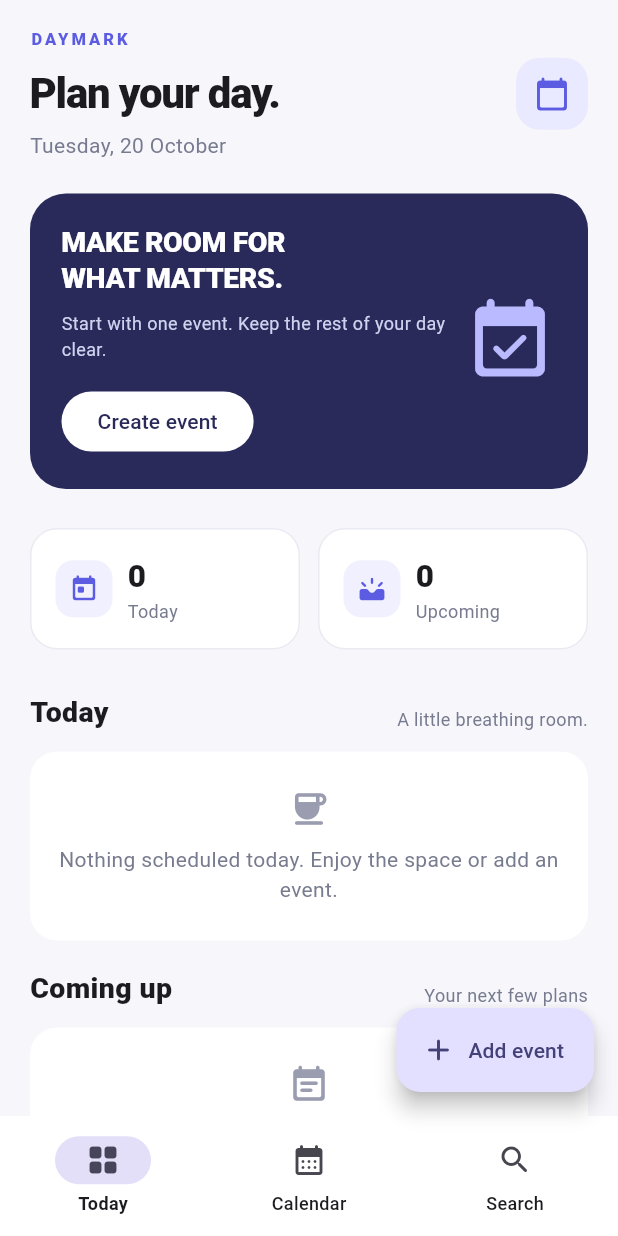
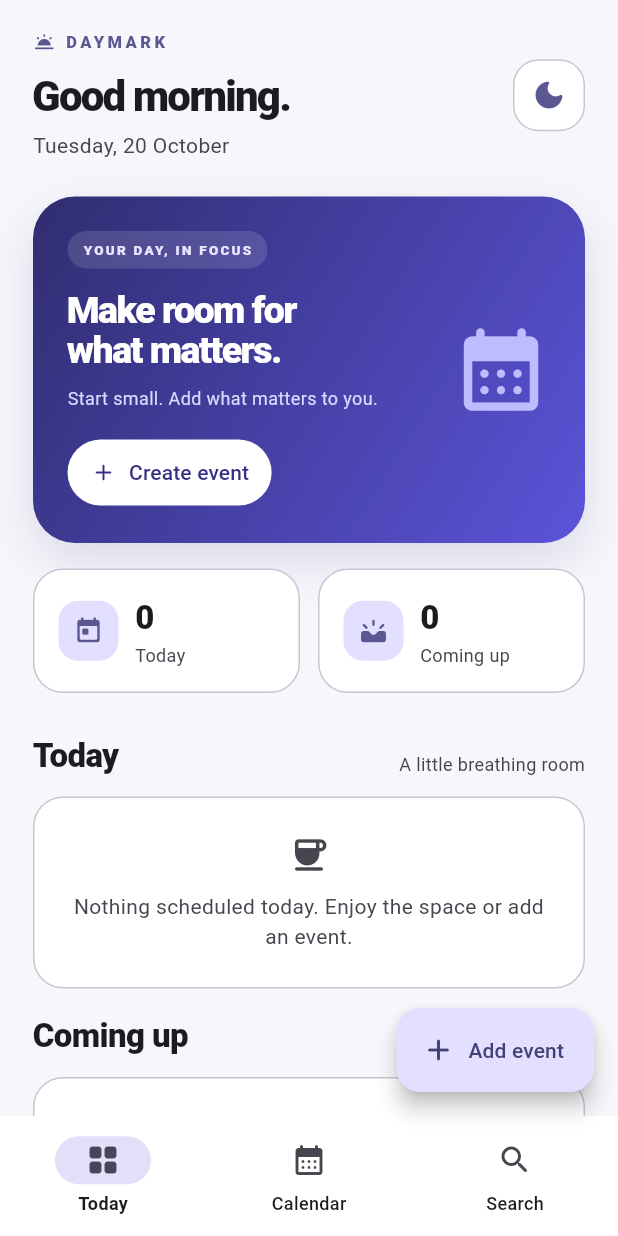
Before and after one commit to RajCodes2006/event-scheduler, a Flutter app: the screen it shows after launch, on a phone screen of 412 x 824 dp. Run offline on Flutter 3.47's test engine with Material 3 defaults, Android fonts, the phone set to English and light mode, and no system bars; our stand-ins replace flutter_local_notifications, flutter_timezone, sqflite, sqflite_common_ffi, table_calendar, timezone; accounts and stored records are empty.

Commit message:
Refresh home screen with theme-aware visual hierarchy

```diff
--- a/lib/screens/home_screen.dart
+++ b/lib/screens/home_screen.dart
@@ -19,17 +19,19 @@ class HomeScreen extends StatelessWidget {
   @override
   Widget build(BuildContext context) {
     final controller = context.watch<EventController>();
+    final scheme = Theme.of(context).colorScheme;
     final todayEvents = controller.eventsForDay(DateTime.now());
     final upcomingEvents = controller.upcomingEvents;
     final visibleUpcomingEvents = upcomingEvents.take(5).toList(growable: false);
-    final dateLabel = DateFormat('EEEE, d MMMM').format(DateTime.now());
+    final now = DateTime.now();
+    final dateLabel = DateFormat('EEEE, d MMMM').format(now);
 
     return SafeArea(
       child: CustomScrollView(
         key: const PageStorageKey<String>('daymark-home-scroll'),
         slivers: [
           SliverPadding(
-            padding: const EdgeInsets.fromLTRB(20, 18, 20, 0),
+            padding: const EdgeInsets.fromLTRB(22, 20, 22, 0),
             sliver: SliverList(
               delegate: SliverChildListDelegate([
                 Row(
@@ -38,55 +40,71 @@ class HomeScreen extends StatelessWidget {
                       child: Column(
                         crossAxisAlignment: CrossAxisAlignment.start,
                         children: [
-                          const Text(
+                          Row(
+                            children: [
+                              Icon(Icons.wb_twilight_rounded, size: 15, color: scheme.primary),
+                              const SizedBox(width: 6),
+                              Text(
                                 'DAYMARK',
                                 style: TextStyle(
-                              color: Color(0xFF5B5CE2),
+                                  color: scheme.primary,
                                   fontSize: 11,
-                              letterSpacing: 2.0,
-                              fontWeight: FontWeight.w800,
-                            ),
-                          ),
-                          const SizedBox(height: 8),
-                          const Text(
-                            'Plan your day.',
-                            style: TextStyle(
-                              fontSize: 28,
-                              fontWeight: FontWeight.w800,
-                              letterSpacing: -0.8,
-                            ),
-                          ),
-                          const SizedBox(height: 5),
-                          Text(
-                            dateLabel,
-                            style: const TextStyle(
-                              color: Color(0xFF777B8F),
-                              fontSize: 14,
+                                  letterSpacing: 2.3,
+                                  fontWeight: FontWeight.w900,
                                 ),
                               ),
                             ],
                           ),
+                          const SizedBox(height: 10),
+                          Text(
+                            _greeting(now.hour),
+                            style: Theme.of(context).textTheme.headlineMedium?.copyWith(
+                                  fontWeight: FontWeight.w800,
+                                  letterSpacing: -1.2,
                                 ),
-                    Container(
-                      width: 48,
-                      height: 48,
-                      decoration: BoxDecoration(
-                        color: const Color(0xFFE9E9FF),
-                        borderRadius: BorderRadius.circular(16),
                           ),
-                      child: const Icon(
-                        Icons.calendar_today_rounded,
-                        color: Color(0xFF5B5CE2),
+                          const SizedBox(height: 5),
+                          Text(dateLabel,
+                              style: TextStyle(color: scheme.onSurfaceVariant, fontSize: 14)),
+                        ],
+                      ),
+                    ),
+                    Material(
+                      color: scheme.surface,
+                      shape: RoundedRectangleBorder(
+                        borderRadius: BorderRadius.circular(17),
+                        side: BorderSide(color: scheme.outlineVariant),
+                      ),
+                      child: IconButton(
+                        tooltip: controller.isDarkMode ? 'Switch to light mode' : 'Switch to dark mode',
+                        onPressed: controller.toggleDarkMode,
+                        icon: Icon(controller.isDarkMode
+                            ? Icons.light_mode_rounded
+                            : Icons.dark_mode_rounded),
+                        color: scheme.primary,
                       ),
                     ),
                   ],
                 ),
-                const SizedBox(height: 22),
+                const SizedBox(height: 24),
                 Container(
-                  padding: const EdgeInsets.all(21),
+                  padding: const EdgeInsets.all(23),
                   decoration: BoxDecoration(
-                    color: const Color(0xFF292A59),
-                    borderRadius: BorderRadius.circular(24),
+                    gradient: LinearGradient(
+                      begin: Alignment.topLeft,
+                      end: Alignment.bottomRight,
+                      colors: controller.isDarkMode
+                          ? const [Color(0xFF302C67), Color(0xFF1D2548)]
+                          : const [Color(0xFF302D70), Color(0xFF5B54D9)],
+                    ),
+                    borderRadius: BorderRadius.circular(28),
+                    boxShadow: [
+                      BoxShadow(
+                        color: scheme.primary.withValues(alpha: controller.isDarkMode ? 0.10 : 0.18),
+                        blurRadius: 28,
+                        offset: const Offset(0, 12),
+                      ),
+                    ],
                   ),
                   child: Row(
                     children: [
@@ -94,49 +112,64 @@ class HomeScreen extends StatelessWidget {
                         child: Column(
                           crossAxisAlignment: CrossAxisAlignment.start,
                           children: [
-                            const Text(
-                              'MAKE ROOM FOR\nWHAT MATTERS.',
+                            Container(
+                              padding: const EdgeInsets.symmetric(horizontal: 10, vertical: 6),
+                              decoration: BoxDecoration(
+                                color: Colors.white.withValues(alpha: 0.13),
+                                borderRadius: BorderRadius.circular(99),
+                              ),
+                              child: const Text(
+                                'YOUR DAY, IN FOCUS',
                                 style: TextStyle(
-                                color: Colors.white,
-                                fontSize: 19,
-                                height: 1.25,
-                                letterSpacing: -0.3,
+                                  color: Color(0xFFE7E5FF),
+                                  fontSize: 9,
+                                  letterSpacing: 1.5,
                                   fontWeight: FontWeight.w800,
                                 ),
                               ),
-                            const SizedBox(height: 9),
+                            ),
+                            const SizedBox(height: 14),
+                            const Text(
+                              'Make room for\nwhat matters.',
+                              style: TextStyle(
+                                color: Colors.white,
+                                fontSize: 25,
+                                height: 1.08,
+                                letterSpacing: -1,
+                                fontWeight: FontWeight.w800,
+                              ),
+                            ),
+                            const SizedBox(height: 10),
                             Text(
                               controller.events.isEmpty
-                                  ? 'Start with one event. Keep the rest of your day clear.'
+                                  ? 'Start small. Add what matters to you.'
                                   : '${upcomingEvents.length} upcoming event${upcomingEvents.length == 1 ? '' : 's'} on your schedule.',
                               style: const TextStyle(
-                                color: Color(0xFFD1D2F0),
-                                height: 1.4,
+                                color: Color(0xFFD9D8FF),
+                                height: 1.45,
                                 fontSize: 12,
                               ),
                             ),
-                            const SizedBox(height: 16),
-                            FilledButton(
+                            const SizedBox(height: 17),
+                            FilledButton.icon(
                               onPressed: onAddEvent,
+                              icon: const Icon(Icons.add_rounded, size: 18),
+                              label: const Text('Create event'),
                               style: FilledButton.styleFrom(
                                 backgroundColor: Colors.white,
-                                foregroundColor: const Color(0xFF292A59),
+                                foregroundColor: const Color(0xFF342F85),
+                                padding: const EdgeInsets.symmetric(horizontal: 15, vertical: 12),
                               ),
-                              child: const Text('Create event'),
                             ),
                           ],
                         ),
                       ),
                       const SizedBox(width: 8),
-                      const Icon(
-                        Icons.event_available_rounded,
-                        size: 62,
-                        color: Color(0xFFB9BAFF),
-                      ),
+                      const Icon(Icons.calendar_month_rounded, size: 66, color: Color(0xFFBEBBFF)),
                     ],
                   ),
                 ),
-                const SizedBox(height: 26),
+                const SizedBox(height: 17),
                 Row(
                   children: [
                     Expanded(
@@ -149,7 +182,7 @@ class HomeScreen extends StatelessWidget {
                     const SizedBox(width: 12),
                     Expanded(
                       child: _StatCard(
-                        label: 'Upcoming',
+                        label: 'Coming up',
                         value: '${upcomingEvents.length}',
                         icon: Icons.upcoming_rounded,
                       ),
@@ -159,9 +192,7 @@ class HomeScreen extends StatelessWidget {
                 const SizedBox(height: 28),
                 _SectionTitle(
                   title: 'Today',
-                  subtitle: todayEvents.isEmpty
-                      ? 'A little breathing room.'
-                      : '${todayEvents.length} scheduled',
+                  subtitle: todayEvents.isEmpty ? 'A little breathing room' : '${todayEvents.length} scheduled',
                 ),
                 const SizedBox(height: 13),
               ]),
@@ -169,16 +200,14 @@ class HomeScreen extends StatelessWidget {
           ),
           if (controller.isLoading)
             const SliverToBoxAdapter(
-              child: Center(
-                child: Padding(
+              child: Center(child: Padding(
                 padding: EdgeInsets.all(20),
                 child: CircularProgressIndicator(),
-                ),
-              ),
+              )),
             )
           else if (controller.errorMessage != null)
             SliverPadding(
-              padding: const EdgeInsets.symmetric(horizontal: 20),
+              padding: const EdgeInsets.symmetric(horizontal: 22),
               sliver: SliverToBoxAdapter(
                 child: _MessagePanel(
                   message: controller.errorMessage!,
@@ -188,7 +217,7 @@ class HomeScreen extends StatelessWidget {
             )
           else if (todayEvents.isEmpty)
             const SliverPadding(
-              padding: EdgeInsets.symmetric(horizontal: 20),
+              padding: EdgeInsets.symmetric(horizontal: 22),
               sliver: SliverToBoxAdapter(
                 child: _MessagePanel(
                   message: 'Nothing scheduled today. Enjoy the space or add an event.',
@@ -198,7 +227,7 @@ class HomeScreen extends StatelessWidget {
             )
           else
             SliverPadding(
-              padding: const EdgeInsets.symmetric(horizontal: 20),
+              padding: const EdgeInsets.symmetric(horizontal: 22),
               sliver: SliverList(
                 delegate: SliverChildBuilderDelegate(
                   (context, index) {
@@ -207,9 +236,12 @@ class HomeScreen extends StatelessWidget {
                       key: ValueKey('today-${event.id ?? event.title}'),
                       event: event,
                       onEdit: onEditEvent,
-                      onDelete: (item) async {
+                      onDelete: (item, {bool entireSeries = false}) async {
                         if (item.id != null) {
-                          await context.read<EventController>().deleteEvent(item.id!);
+                          await context.read<EventController>().deleteEvent(
+                                item.id!,
+                                entireSeries: entireSeries,
+                              );
                         }
                       },
                     );
@@ -220,20 +252,17 @@ class HomeScreen extends StatelessWidget {
             ),
           const SliverToBoxAdapter(child: SizedBox(height: 18)),
           SliverPadding(
-            padding: const EdgeInsets.symmetric(horizontal: 20),
+            padding: const EdgeInsets.symmetric(horizontal: 22),
             sliver: SliverList(
               delegate: SliverChildListDelegate([
-                _SectionTitle(
-                  title: 'Coming up',
-                  subtitle: 'Your next few plans',
-                ),
+                _SectionTitle(title: 'Coming up', subtitle: 'Your next few plans'),
                 const SizedBox(height: 13),
               ]),
             ),
           ),
           if (!controller.isLoading && visibleUpcomingEvents.isEmpty)
             const SliverPadding(
-              padding: EdgeInsets.symmetric(horizontal: 20),
+              padding: EdgeInsets.symmetric(horizontal: 22),
               sliver: SliverToBoxAdapter(
                 child: _MessagePanel(
                   message: 'Your next events will show up here.',
@@ -243,7 +272,7 @@ class HomeScreen extends StatelessWidget {
             )
           else if (visibleUpcomingEvents.isNotEmpty)
             SliverPadding(
-              padding: const EdgeInsets.symmetric(horizontal: 20),
+              padding: const EdgeInsets.symmetric(horizontal: 22),
               sliver: SliverList(
                 delegate: SliverChildBuilderDelegate(
                   (context, index) {
@@ -252,9 +281,12 @@ class HomeScreen extends StatelessWidget {
                       key: ValueKey('upcoming-${event.id ?? event.title}'),
                       event: event,
                       onEdit: onEditEvent,
-                      onDelete: (item) async {
+                      onDelete: (item, {bool entireSeries = false}) async {
                         if (item.id != null) {
-                          await context.read<EventController>().deleteEvent(item.id!);
+                          await context.read<EventController>().deleteEvent(
+                                item.id!,
+                                entireSeries: entireSeries,
+                              );
                         }
                       },
                     );
@@ -268,6 +300,12 @@ class HomeScreen extends StatelessWidget {
       ),
     );
   }
+
+  String _greeting(int hour) {
+    if (hour < 12) return 'Good morning.';
+    if (hour < 17) return 'Good afternoon.';
+    return 'Good evening.';
+  }
 }
 
 class _StatCard extends StatelessWidget {
@@ -279,37 +317,35 @@ class _StatCard extends StatelessWidget {
 
   @override
   Widget build(BuildContext context) {
+    final scheme = Theme.of(context).colorScheme;
     return Container(
       padding: const EdgeInsets.all(16),
       decoration: BoxDecoration(
-        color: Colors.white,
-        borderRadius: BorderRadius.circular(18),
-        border: Border.all(color: const Color(0xFFEAEBF2)),
+        color: scheme.surface,
+        borderRadius: BorderRadius.circular(20),
+        border: Border.all(color: scheme.outlineVariant),
       ),
       child: Row(
         children: [
           Container(
-            width: 38,
-            height: 38,
+            width: 40,
+            height: 40,
             decoration: BoxDecoration(
-              color: const Color(0xFFF0F0FF),
-              borderRadius: BorderRadius.circular(12),
+              color: scheme.primaryContainer,
+              borderRadius: BorderRadius.circular(13),
             ),
-            child: Icon(icon, color: const Color(0xFF5B5CE2), size: 20),
+            child: Icon(icon, color: scheme.primary, size: 20),
           ),
-          const SizedBox(width: 10),
-          Column(
+          const SizedBox(width: 11),
+          Expanded(
+            child: Column(
               crossAxisAlignment: CrossAxisAlignment.start,
               children: [
-              Text(
-                value,
-                style: const TextStyle(fontSize: 21, fontWeight: FontWeight.w800),
+                Text(value, style: const TextStyle(fontSize: 22, fontWeight: FontWeight.w800)),
+                const SizedBox(height: 1),
+                Text(label, style: TextStyle(fontSize: 12, color: scheme.onSurfaceVariant)),
+              ],
             ),
-              Text(
-                label,
-                style: const TextStyle(fontSize: 12, color: Color(0xFF777B8F)),
-              ),
-            ],
           ),
         ],
       ),
@@ -325,19 +361,20 @@ class _SectionTitle extends StatelessWidget {
 
   @override
   Widget build(BuildContext context) {
+    final scheme = Theme.of(context).colorScheme;
     return Row(
       crossAxisAlignment: CrossAxisAlignment.end,
       children: [
         Expanded(
           child: Text(
             title,
-            style: const TextStyle(fontSize: 19, fontWeight: FontWeight.w800),
+            style: Theme.of(context).textTheme.titleLarge?.copyWith(
+                  fontWeight: FontWeight.w800,
+                  letterSpacing: -0.4,
                 ),
           ),
-        Text(
-          subtitle,
-          style: const TextStyle(fontSize: 12, color: Color(0xFF777B8F)),
         ),
+        Text(subtitle, style: TextStyle(fontSize: 12, color: scheme.onSurfaceVariant)),
       ],
     );
   }
@@ -351,22 +388,21 @@ class _MessagePanel extends StatelessWidget {
 
   @override
   Widget build(BuildContext context) {
+    final scheme = Theme.of(context).colorScheme;
     return Container(
       width: double.infinity,
       padding: const EdgeInsets.symmetric(horizontal: 18, vertical: 24),
       decoration: BoxDecoration(
-        color: Colors.white,
-        borderRadius: BorderRadius.circular(18),
+        color: scheme.surface,
+        borderRadius: BorderRadius.circular(20),
+        border: Border.all(color: scheme.outlineVariant),
       ),
       child: Column(
         children: [
-          Icon(icon, color: const Color(0xFF9A9DB0), size: 28),
+          Icon(icon, color: scheme.onSurfaceVariant, size: 28),
           const SizedBox(height: 10),
-          Text(
-            message,
-            textAlign: TextAlign.center,
-            style: const TextStyle(color: Color(0xFF777B8F), height: 1.4),
-          ),
+          Text(message, textAlign: TextAlign.center,
+              style: TextStyle(color: scheme.onSurfaceVariant, height: 1.45)),
         ],
       ),
     );
```
Lines whose indentation alone changed are shown as unchanged.
